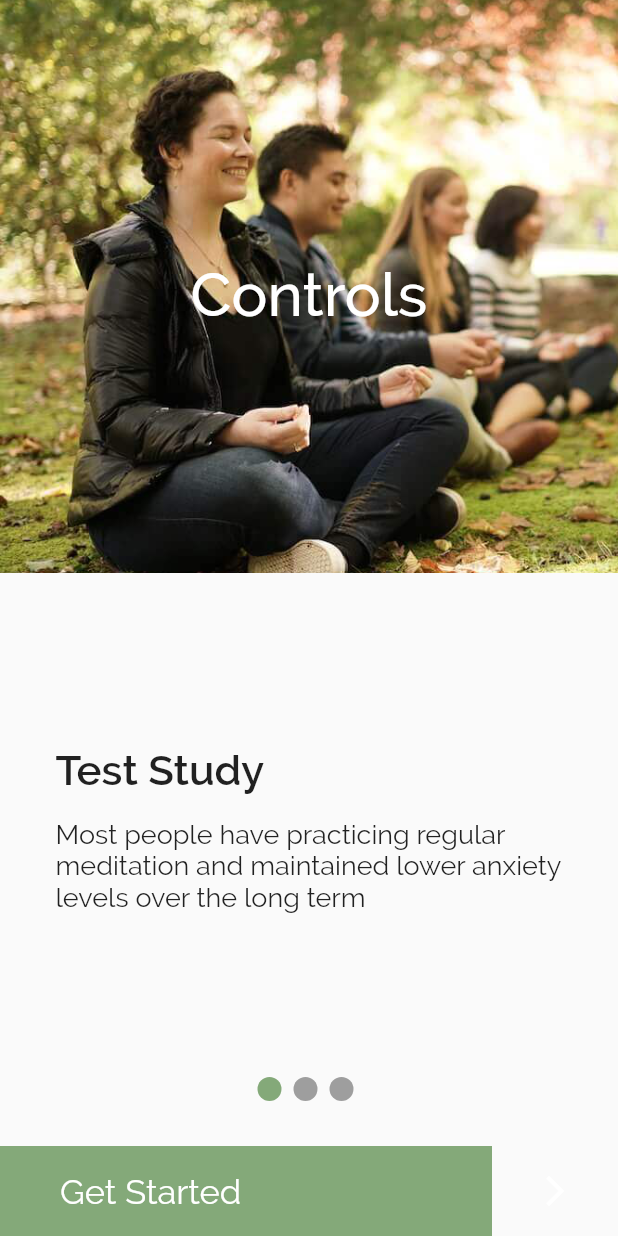
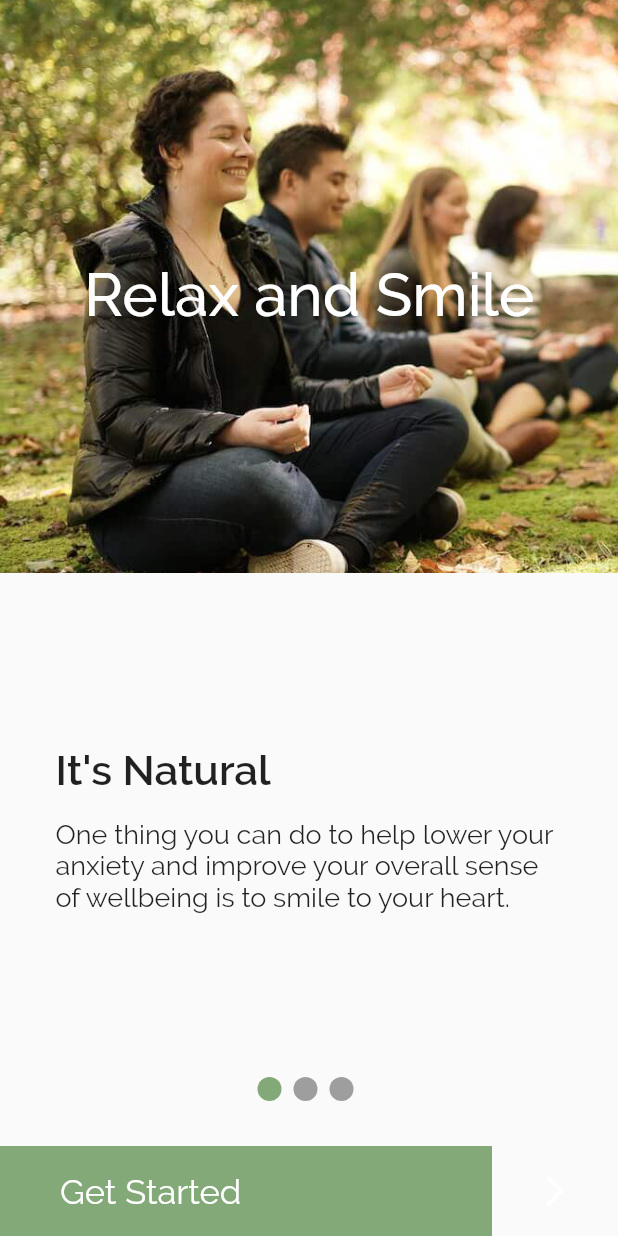
Before and after one commit to lotusgraham/MeditationApp123, a Flutter app: the screen it shows after launch, on a phone screen of 412 x 824 dp. Run offline on Flutter 3.47's test engine with Material 2 defaults, Android fonts, the phone set to English and light mode, and no system bars; drawn by our look-alikes of smooth_page_indicator; our stand-ins replace cloud_firestore, connectivity, curved_navigation_bar, firebase_auth, firebase_messaging, firebase_storage and 14 more; missing offline and left inert: audio, flutter_braintree, flutter_circular_chart, flutter_facebook_login, global_configuration, random_color; accounts and stored records are empty.

Commit message:
chang welcome screen

```diff
--- a/lib/screens/welcome-screen.dart
+++ b/lib/screens/welcome-screen.dart
@@ -18,16 +18,16 @@ class _WelcomeScreenState extends State<WelcomeScreen> {
 
   List<SplashModel> welcomeData = [
     SplashModel(
-        header: "Controls",
-        title: "Test Study",
+        header: "Relax and Smile",
+        title: "It's Natural",
         description:
-            "Most people have practicing regular meditation and maintained lower anxiety levels over the long term",
+            "One thing you can do to help lower your anxiety and improve your overall sense of wellbeing is to smile to your heart.",
         img: "asset/img/Scroll-1.png"),
     SplashModel(
-        header: "Self-Awareness",
-        title: "Self-Defeating",
+        header: "Free Live Sessions",
+        title: "Calendar of Meditations",
         description:
-            "A study of 21 women fighting breast cancer found that when they took part in a tai chi program",
+            "Learn this simple method of connecting with the peace within you by attending some live guided sessions",
         img: "asset/img/Scroll-2.png"),
     SplashModel(
         header: "Attention Span",
```
